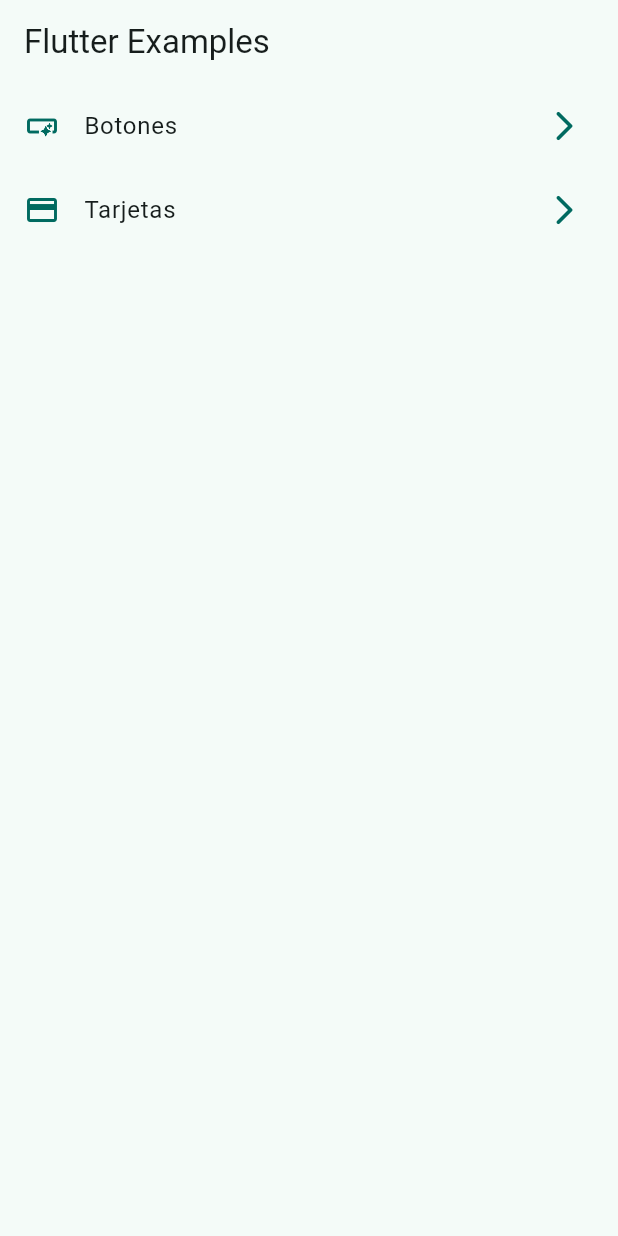
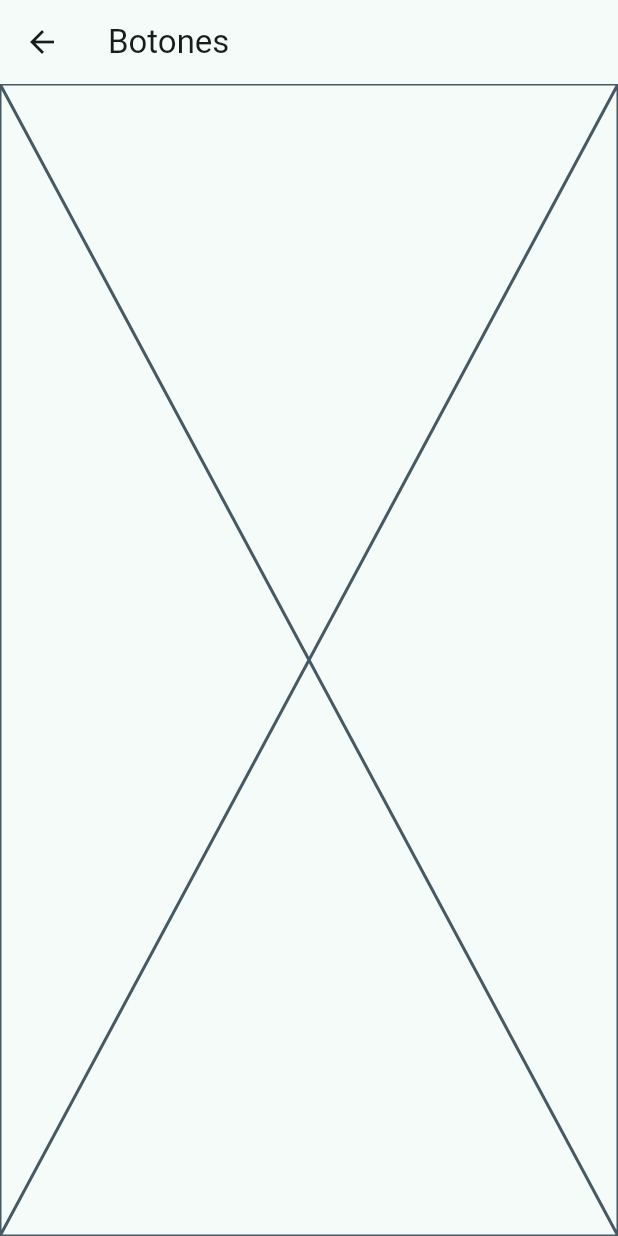
Before and after one commit to pragmant6/widgets_app, a Flutter app: the screen it shows after launch, after a tap on "Botones", on a phone screen of 412 x 824 dp. Run offline on Flutter 3.47's test engine with Material 3 defaults, Android fonts, the phone set to English and light mode, and no system bars.

Commit message:
rutas basicas

```diff
--- a/lib/config/menu/menu_item.dart
+++ b/lib/config/menu/menu_item.dart
@@ -24,7 +24,7 @@ const appMenuItems = <MenuItem>[
   MenuItem(
     title: 'Tarjetas',
     subTitle: 'Un contenedor estilizado',
-    link: '/card',
+    link: '/cards',
     icon: Icons.credit_card,
   ),
 ];
--- a/lib/main.dart
+++ b/lib/main.dart
@@ -1,5 +1,7 @@
 import 'package:flutter/material.dart';
 import 'package:widgets_app/config/theme/app_theme.dart';
+import 'package:widgets_app/presentation/screen/buttons/buttons_screen.dart';
+import 'package:widgets_app/presentation/screen/cards/cards_screen.dart';
 import 'package:widgets_app/presentation/screen/home/home_screen.dart';
 
 void main() {
@@ -15,6 +17,10 @@ class MainApp extends StatelessWidget {
       debugShowCheckedModeBanner: false,
       theme: AppTheme(selectedColor: 1).getTheme(),
       home: const HomeScreen(),
+      routes: {
+        '/buttons': (context) => const ButtonsScreen(),
+        '/cards': (context) => const CardsScreen(),
+      },
     );
   }
 }
--- /dev/null
+++ b/lib/presentation/screen/buttons/buttons_screen.dart
@@ -0,0 +1,13 @@
+import 'package:flutter/material.dart';
+
+class ButtonsScreen extends StatelessWidget {
+  const ButtonsScreen({super.key});
+
+  @override
+  Widget build(BuildContext context) {
+    return Scaffold(
+      appBar: AppBar(title: const Text('Botones')),
+      body: const Placeholder(),
+    );
+  }
+}
```
Also changed, not shown: lib/presentation/screen/cards/cards_screen.dart (added, +13 -0 lines).
